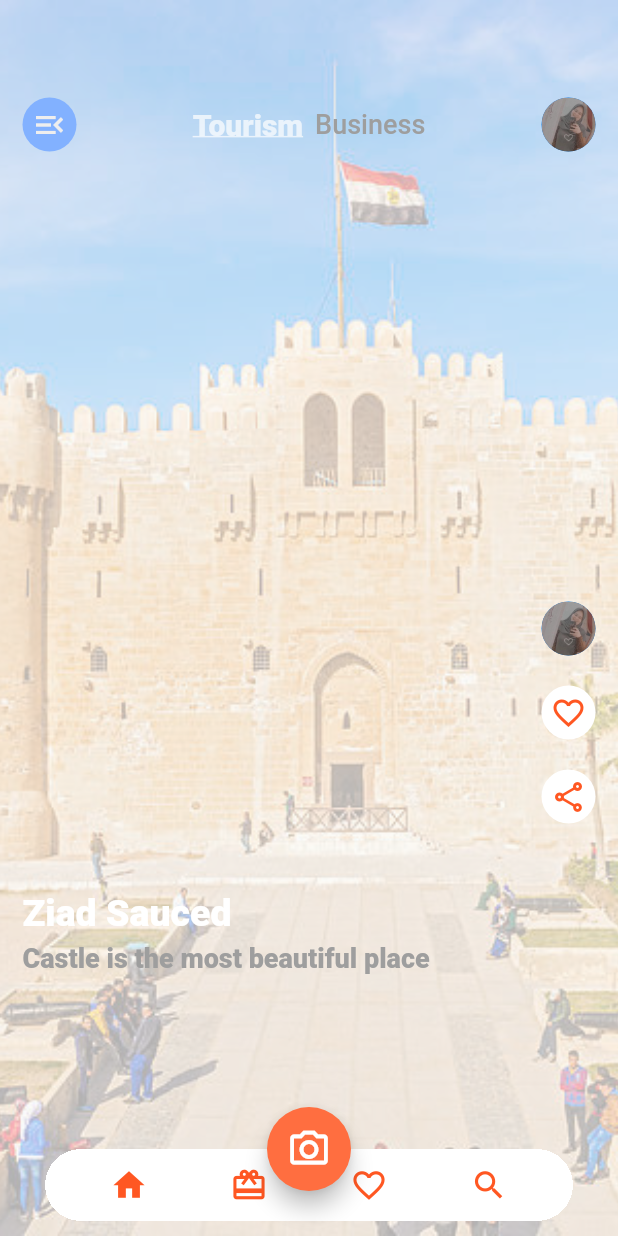
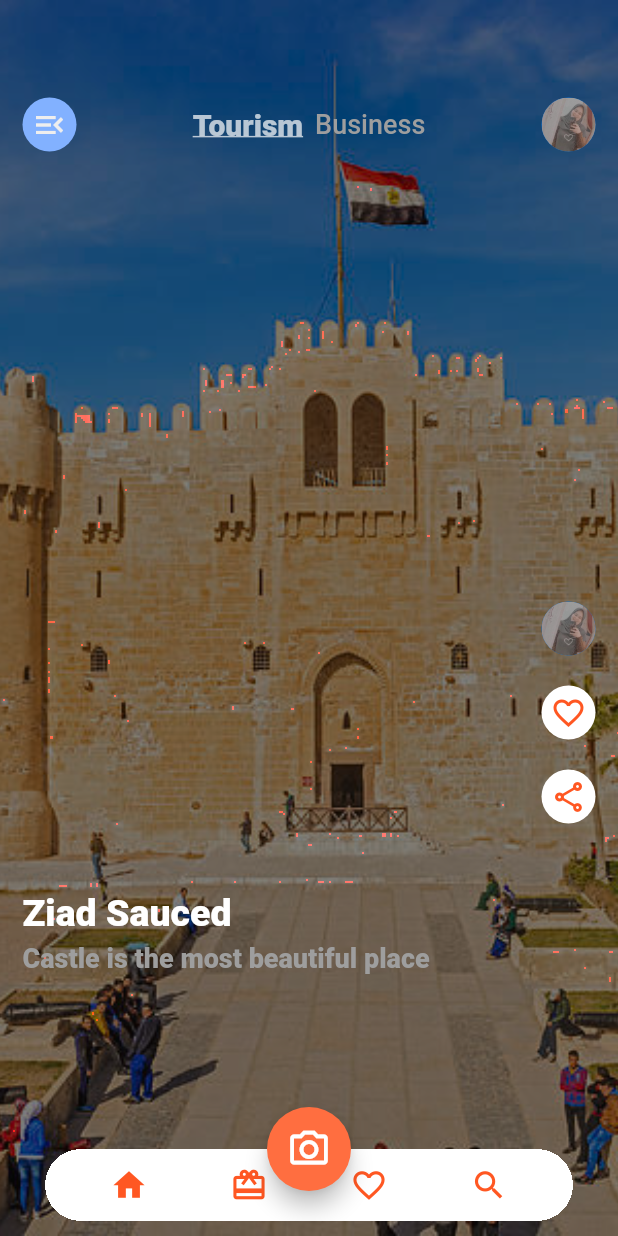
Before and after one commit to esraa-mohamad/travel_app, a Flutter app: the TourismScreen screen opened directly, on a phone screen of 412 x 824 dp. Run offline on Flutter 3.47's test engine with Material 2 defaults, Android fonts, the phone set to English and light mode, and no system bars.

Commit message:
new update

```diff
--- a/lib/main.dart
+++ b/lib/main.dart
@@ -21,7 +21,7 @@ class MyApp extends StatelessWidget {
   Widget build(BuildContext context) {
     return  MaterialApp(
       debugShowCheckedModeBanner: false,
-      home: project3(),
+      home: TourismScreen(),
     );
   }
 }
--- a/lib/modules/tourism.dart
+++ b/lib/modules/tourism.dart
@@ -10,14 +10,14 @@ class TourismScreen extends  StatelessWidget {
       body: Container(
         width: double.infinity,
         height: double.infinity,
-        decoration: BoxDecoration(
+        decoration:  BoxDecoration(
           image: DecorationImage(
             image: const AssetImage(
                 'assets/images/castle.jpg',
             ),
-            colorFilter:ColorFilter.mode(Colors.black.withOpacity(0.3), BlendMode.dstATop) ,
+            colorFilter:ColorFilter.mode(Colors.black.withOpacity(0.5), BlendMode.colorBurn) ,
             fit: BoxFit.cover,
-          )
+          ),
         ),
         child: SingleChildScrollView(
           child: Padding(
```
